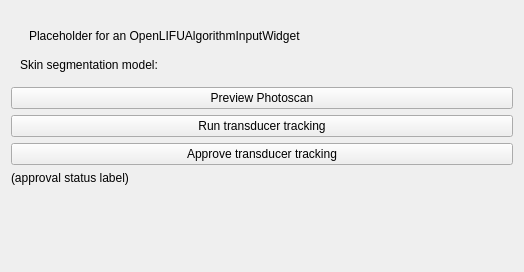
Above: OpenLIFUTransducerTracker/Resources/UI/OpenLIFUTransducerTracker.ui from OpenwaterHealth/SlicerOpenLIFU before the change. Below: the same form after it.
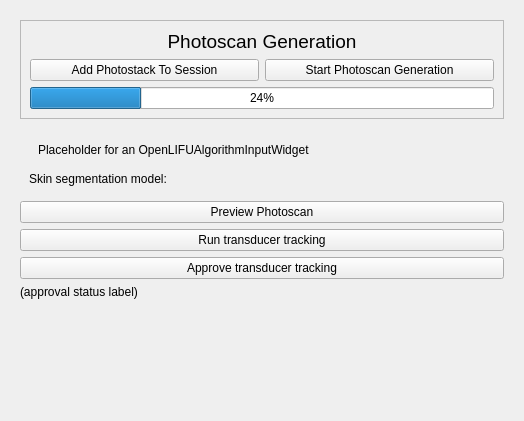
That is the form after the change. Custom widgets are drawn as their Qt base class.

Commit message: Add unimplemented buttons for photoscan generation (#150)

```diff
--- a/OpenLIFUTransducerTracker/Resources/UI/OpenLIFUTransducerTracker.ui
+++ b/OpenLIFUTransducerTracker/Resources/UI/OpenLIFUTransducerTracker.ui
@@ -7,7 +7,7 @@
     <x>0</x>
     <y>0</y>
     <width>524</width>
-    <height>272</height>
+    <height>421</height>
    </rect>
   </property>
   <layout class="QVBoxLayout" name="verticalLayout">
@@ -19,19 +19,63 @@
        <string>operator</string>
       </stringlist>
      </property>
-     <layout class="QVBoxLayout" name="verticalLayout_3">
-      <property name="leftMargin">
-       <number>0</number>
-      </property>
-      <property name="topMargin">
-       <number>0</number>
-      </property>
-      <property name="rightMargin">
-       <number>0</number>
-      </property>
-      <property name="bottomMargin">
-       <number>0</number>
-      </property>
+     <layout class="QVBoxLayout" name="verticalLayout_4">
+      <item>
+       <widget class="QFrame" name="photoscanGeneratorFrame">
+        <property name="frameShape">
+         <enum>QFrame::StyledPanel</enum>
+        </property>
+        <property name="frameShadow">
+         <enum>QFrame::Raised</enum>
+        </property>
+        <layout class="QVBoxLayout" name="verticalLayout_3">
+         <item>
+          <widget class="QLabel" name="photoscanGeneratorFrameTitle">
+           <property name="text">
+            <string>&lt;html&gt;&lt;head/&gt;&lt;body&gt;&lt;p&gt;&lt;span style=&quot; font-size:14pt;&quot;&gt;Photoscan Generation&lt;/span&gt;&lt;/p&gt;&lt;/body&gt;&lt;/html&gt;</string>
+           </property>
+           <property name="alignment">
+            <set>Qt::AlignCenter</set>
+           </property>
+           <property name="margin">
+            <number>0</number>
+           </property>
+          </widget>
+         </item>
+         <item>
+          <layout class="QHBoxLayout" name="photoscanGeneratorButtons">
+           <item>
+            <widget class="QPushButton" name="addPhotostackToSessionButton">
+             <property name="toolTip">
+              <string>Load an openlifu protocol from json</string>
+             </property>
+             <property name="text">
+              <string>Add Photostack To Session</string>
+             </property>
+            </widget>
+           </item>
+           <item>
+            <widget class="QPushButton" name="startPhotoscanGenerationButton">
+             <property name="text">
+              <string>Start Photoscan Generation</string>
+             </property>
+            </widget>
+           </item>
+          </layout>
+         </item>
+         <item>
+          <widget class="QProgressBar" name="photoscanGeneratorProgressBar">
+           <property name="enabled">
+            <bool>true</bool>
+           </property>
+           <property name="value">
+            <number>24</number>
+           </property>
+          </widget>
+         </item>
+        </layout>
+       </widget>
+      </item>
       <item>
        <widget class="QWidget" name="tempWidget" native="true">
         <layout class="QVBoxLayout" name="verticalLayout_2">
```
The commit also changes 1 other file.
